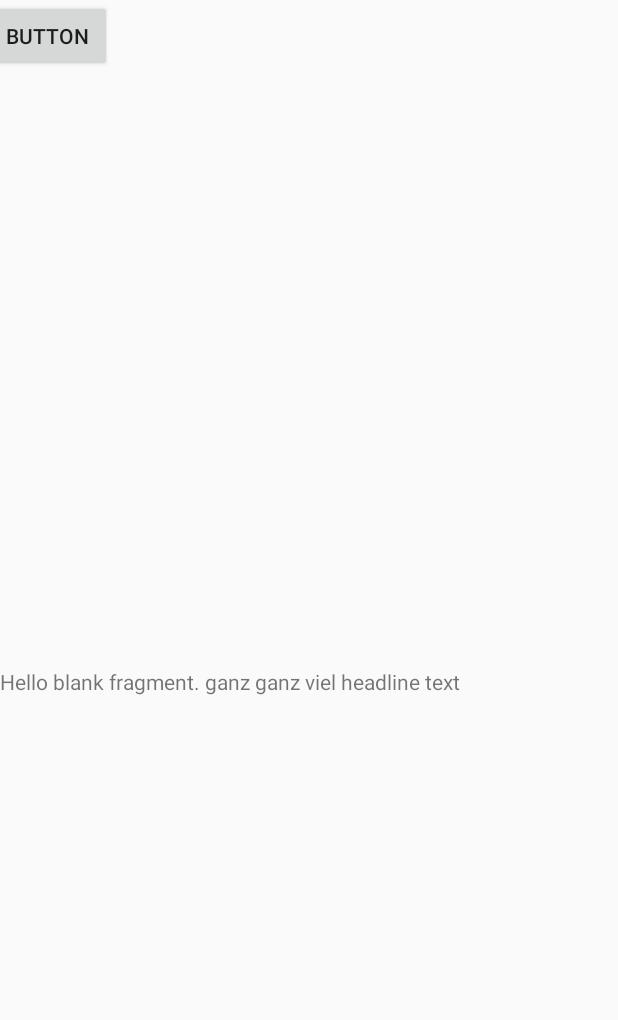
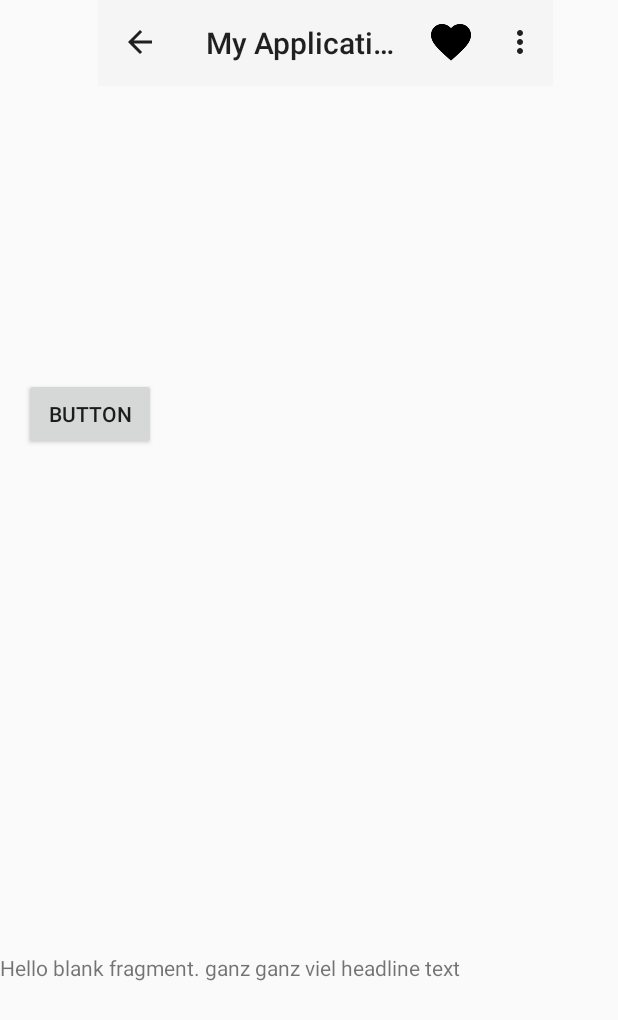
Before and after one commit to stefanesterer/androidTraining, an Android app: the DisplayMessageActivity screen opened directly, with no data from a screen before it, on a phone screen of 412 x 824 dp. Shown: the top 1020 px of the screen. Run offline under Robolectric (Android 15) with nearby library versions, the phone set to English and light mode, and no system bars.

Commit message:
add "up button" to child activity

```diff
--- a/app/src/main/java/com/example/stefan/myapplication/DisplayMessageActivity.java
+++ b/app/src/main/java/com/example/stefan/myapplication/DisplayMessageActivity.java
@@ -3,7 +3,10 @@ package com.example.stefan.myapplication;
 import android.content.Intent;
 import android.os.Bundle;
 import android.support.v4.app.FragmentTransaction;
+import android.support.v7.app.ActionBar;
 import android.support.v7.app.AppCompatActivity;
+import android.support.v7.widget.Toolbar;
+import android.view.Menu;
 import android.view.View;
 import android.widget.TextView;
 
@@ -28,10 +31,25 @@ public class DisplayMessageActivity extends AppCompatActivity {
             }
         }
 
+        Toolbar myChildToolbar = (Toolbar) findViewById(R.id.activity_display_message_toolbar);
+        setSupportActionBar(myChildToolbar);
+
+        // Get a support ActionBar corresponding to this toolbar
+        ActionBar ab = getSupportActionBar();
+
+        // Enable the Up button
+        ab.setDisplayHomeAsUpEnabled(true);
+
+
     }
 
-    public void switchFragment(View view)
-    {
+    @Override
+    public boolean onCreateOptionsMenu(Menu menu) {
+        getMenuInflater().inflate(R.menu.menu, menu);
+        return true;
+    }
+
+    public void switchFragment(View view) {
         FragmentTransaction transaction = getSupportFragmentManager().beginTransaction();
         transaction.replace(R.id.fragment_layout, new ArticleFragment());
         transaction.addToBackStack(null);
@@ -40,5 +58,4 @@ public class DisplayMessageActivity extends AppCompatActivity {
     }
 
 
-
 }
--- a/app/src/main/res/layout/activity_display_message.xml
+++ b/app/src/main/res/layout/activity_display_message.xml
@@ -11,32 +11,50 @@
         android:layout_width="wrap_content"
         android:layout_height="wrap_content"
         android:text="TextView"
-        android:layout_marginTop="143dp"
         app:layout_constraintLeft_toLeftOf="parent"
-        app:layout_constraintTop_toTopOf="parent"
-        app:layout_constraintRight_toRightOf="parent" />
+        app:layout_constraintRight_toRightOf="parent"
+        android:layout_marginTop="167dp"
+        app:layout_constraintTop_toBottomOf="@+id/activity_display_message_toolbar" />
+
+    <Button
+        android:id="@+id/fragment_switcher"
+        android:layout_width="wrap_content"
+        android:layout_height="wrap_content"
+        android:layout_marginLeft="16dp"
+        android:onClick="switchFragment"
+        android:text="Button"
+        app:layout_constraintLeft_toLeftOf="parent"
+        tools:text="@string/button_switch_fragment"
+        android:layout_marginStart="16dp"
+        android:layout_marginTop="8dp"
+        app:layout_constraintTop_toBottomOf="@+id/textView" />
+
+    <android.support.v7.widget.Toolbar
+        android:id="@+id/activity_display_message_toolbar"
+        android:layout_width="303dp"
+        android:layout_height="57dp"
+        android:layout_marginEnd="16dp"
+        android:layout_marginRight="8dp"
+        android:background="?attr/colorPrimary"
+        android:minHeight="?attr/actionBarSize"
+        android:theme="?attr/actionBarTheme"
+        app:layout_constraintRight_toRightOf="parent"
+        tools:layout_editor_absoluteY="-8dp"
+        android:layout_marginLeft="8dp"
+        app:layout_constraintLeft_toLeftOf="parent"
+        app:layout_constraintHorizontal_bias="0.676" />
 
     <FrameLayout
         android:id="@+id/fragment_layout"
         android:layout_width="0dp"
         android:layout_height="127dp"
+        android:layout_marginTop="8dp"
         app:layout_constraintBottom_toBottomOf="parent"
         app:layout_constraintHorizontal_bias="0.0"
         app:layout_constraintLeft_toLeftOf="parent"
         app:layout_constraintRight_toRightOf="parent"
-        app:layout_constraintTop_toTopOf="parent"
-        app:layout_constraintVertical_bias="0.638">
+        app:layout_constraintTop_toBottomOf="@+id/textView"
+        app:layout_constraintVertical_bias="0.862">
 
     </FrameLayout>
-
-    <Button
-        android:id="@+id/fragment_switcher"
-        android:layout_width="wrap_content"
-        android:layout_height="wrap_content"
-        android:layout_marginLeft="-13dp"
-        android:onClick="switchFragment"
-        android:text="Button"
-        app:layout_constraintLeft_toLeftOf="parent"
-        tools:layout_editor_absoluteY="43dp"
-        tools:text="@string/button_switch_fragment" />
 </android.support.constraint.ConstraintLayout>
```
